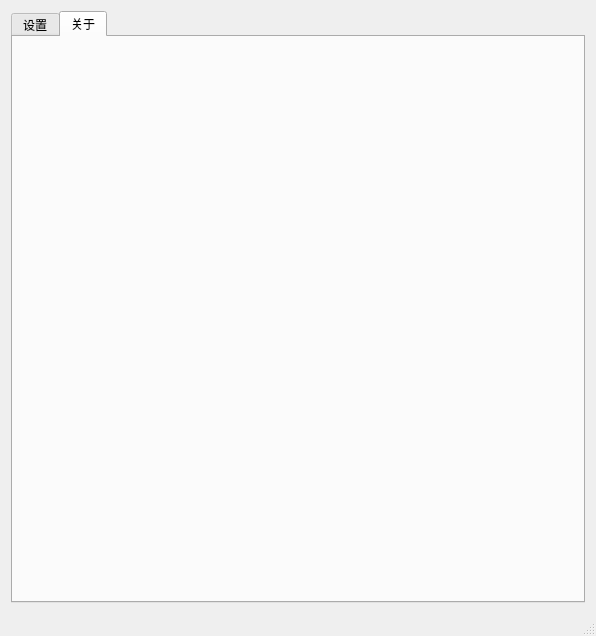
Before: the Qt Designer form src/SmartLinkForDrCOM.ui in tql321/SmartLinkForDrCOM-, drawn with Qt 5.
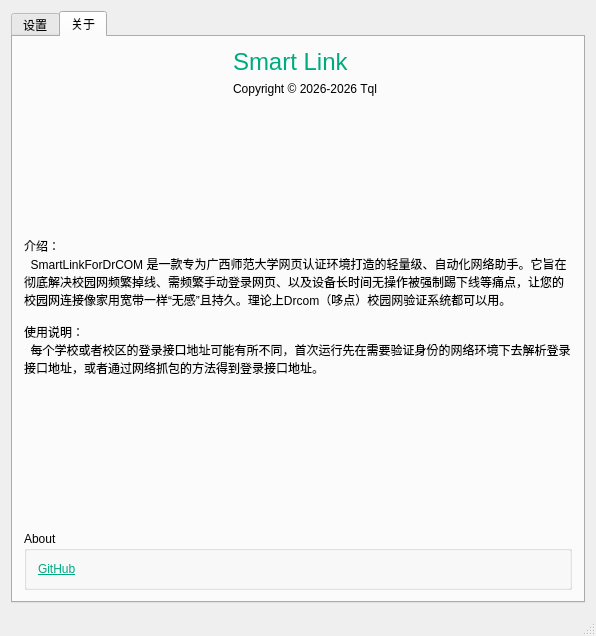
After: the same form once the commit is applied. The open tabs and pages were chosen to show the change. Icons and pictures are not drawn.

Commit message: 关于的ui界面已经写好

Diff of the .ui file:
```diff
--- a/src/SmartLinkForDrCOM.ui
+++ b/src/SmartLinkForDrCOM.ui
@@ -234,6 +234,204 @@
        <attribute name="title">
         <string>关于</string>
        </attribute>
+       <layout class="QGridLayout" name="gridLayout_8">
+        <item row="3" column="0">
+         <spacer name="verticalSpacer_2">
+          <property name="orientation">
+           <enum>Qt::Vertical</enum>
+          </property>
+          <property name="sizeHint" stdset="0">
+           <size>
+            <width>20</width>
+            <height>88</height>
+           </size>
+          </property>
+         </spacer>
+        </item>
+        <item row="1" column="0">
+         <spacer name="verticalSpacer">
+          <property name="orientation">
+           <enum>Qt::Vertical</enum>
+          </property>
+          <property name="sizeHint" stdset="0">
+           <size>
+            <width>20</width>
+            <height>89</height>
+           </size>
+          </property>
+         </spacer>
+        </item>
+        <item row="0" column="0">
+         <widget class="QWidget" name="widget_23" native="true">
+          <layout class="QHBoxLayout" name="horizontalLayout_14">
+           <property name="leftMargin">
+            <number>0</number>
+           </property>
+           <property name="topMargin">
+            <number>0</number>
+           </property>
+           <property name="rightMargin">
+            <number>0</number>
+           </property>
+           <property name="bottomMargin">
+            <number>0</number>
+           </property>
+           <item>
+            <spacer name="horizontalSpacer_8">
+             <property name="orientation">
+              <enum>Qt::Horizontal</enum>
+             </property>
+             <property name="sizeHint" stdset="0">
+              <size>
+               <width>156</width>
+               <height>20</height>
+              </size>
+             </property>
+            </spacer>
+           </item>
+           <item>
+            <widget class="QLabel" name="labLogo">
+             <property name="sizePolicy">
+              <sizepolicy hsizetype="Fixed" vsizetype="Fixed">
+               <horstretch>0</horstretch>
+               <verstretch>0</verstretch>
+              </sizepolicy>
+             </property>
+             <property name="maximumSize">
+              <size>
+               <width>80</width>
+               <height>80</height>
+              </size>
+             </property>
+             <property name="text">
+              <string/>
+             </property>
+             <property name="pixmap">
+              <pixmap resource="SmartLinkForDrCOM.qrc">:/resources/logo/logo.png</pixmap>
+             </property>
+             <property name="scaledContents">
+              <bool>true</bool>
+             </property>
+             <property name="alignment">
+              <set>Qt::AlignCenter</set>
+             </property>
+             <property name="openExternalLinks">
+              <bool>false</bool>
+             </property>
+            </widget>
+           </item>
+           <item>
+            <widget class="QWidget" name="widget_18" native="true">
+             <layout class="QVBoxLayout" name="verticalLayout">
+              <property name="leftMargin">
+               <number>0</number>
+              </property>
+              <property name="topMargin">
+               <number>0</number>
+              </property>
+              <property name="rightMargin">
+               <number>0</number>
+              </property>
+              <property name="bottomMargin">
+               <number>0</number>
+              </property>
+              <item>
+               <widget class="QLabel" name="label_27">
+                <property name="font">
+                 <font>
+                  <pointsize>18</pointsize>
+                 </font>
+                </property>
+                <property name="text">
+                 <string>&lt;html&gt;&lt;head/&gt;&lt;body&gt;&lt;p&gt;&lt;span style=&quot; color:#00aa7f;&quot;&gt;Smart Link&lt;/span&gt;&lt;/p&gt;&lt;/body&gt;&lt;/html&gt;</string>
+                </property>
+                <property name="scaledContents">
+                 <bool>false</bool>
+                </property>
+                <property name="alignment">
+                 <set>Qt::AlignBottom|Qt::AlignLeading|Qt::AlignLeft</set>
+                </property>
+                <property name="openExternalLinks">
+                 <bool>true</bool>
+                </property>
+                <property name="textInteractionFlags">
+                 <set>Qt::LinksAccessibleByMouse</set>
+                </property>
+               </widget>
+              </item>
+              <item>
+               <widget class="QLabel" name="label_30">
+                <property name="text">
+                 <string>&lt;html&gt;&lt;head/&gt;&lt;body&gt;&lt;p&gt;&lt;span style=&quot; color:#000000;&quot;&gt;Copyright © 2026-2026 Tql&lt;/span&gt;&lt;/p&gt;&lt;/body&gt;&lt;/html&gt;</string>
+                </property>
+                <property name="alignment">
+                 <set>Qt::AlignLeading|Qt::AlignLeft|Qt::AlignVCenter</set>
+                </property>
+                <property name="openExternalLinks">
+                 <bool>true</bool>
+                </property>
+                <property name="textInteractionFlags">
+                 <set>Qt::LinksAccessibleByMouse</set>
+                </property>
+               </widget>
+              </item>
+             </layout>
+            </widget>
+           </item>
+           <item>
+            <spacer name="horizontalSpacer_10">
+             <property name="orientation">
+              <enum>Qt::Horizontal</enum>
+             </property>
+             <property name="sizeHint" stdset="0">
+              <size>
+               <width>156</width>
+               <height>20</height>
+              </size>
+             </property>
+            </spacer>
+           </item>
+          </layout>
+         </widget>
+        </item>
+        <item row="4" column="0">
+         <widget class="QGroupBox" name="groupBox_5">
+          <property name="title">
+           <string>About</string>
+          </property>
+          <layout class="QHBoxLayout" name="horizontalLayout_13">
+           <item>
+            <widget class="QLabel" name="labGitHub">
+             <property name="text">
+              <string>&lt;html&gt;&lt;head/&gt;&lt;body&gt;&lt;p&gt;&lt;a href=&quot;https://github.com/tql321/SmartLinkForDrCOM&quot;&gt;&lt;span style=&quot; text-decoration: underline; color:#00aa7f;&quot;&gt;GitHub&lt;/span&gt;&lt;/a&gt;&lt;/p&gt;&lt;/body&gt;&lt;/html&gt;</string>
+             </property>
+             <property name="textFormat">
+              <enum>Qt::RichText</enum>
+             </property>
+             <property name="openExternalLinks">
+              <bool>true</bool>
+             </property>
+            </widget>
+           </item>
+          </layout>
+         </widget>
+        </item>
+        <item row="2" column="0">
+         <widget class="QLabel" name="label_5">
+          <property name="text">
+           <string>介绍：
+  SmartLinkForDrCOM 是一款专为广西师范大学网页认证环境打造的轻量级、自动化网络助手。它旨在彻底解决校园网频繁掉线、需频繁手动登录网页、以及设备长时间无操作被强制踢下线等痛点，让您的校园网连接像家用宽带一样“无感”且持久。理论上Drcom（哆点）校园网验证系统都可以用。
+
+使用说明：
+  每个学校或者校区的登录接口地址可能有所不同，首次运行先在需要验证身份的网络环境下去解析登录接口地址，或者通过网络抓包的方法得到登录接口地址。
+</string>
+          </property>
+          <property name="wordWrap">
+           <bool>true</bool>
+          </property>
+         </widget>
+        </item>
+       </layout>
       </widget>
      </widget>
     </item>
```
Left out of the diff: 7 changed lines with no effect on the pictures. The commit also changes 1 other file.
